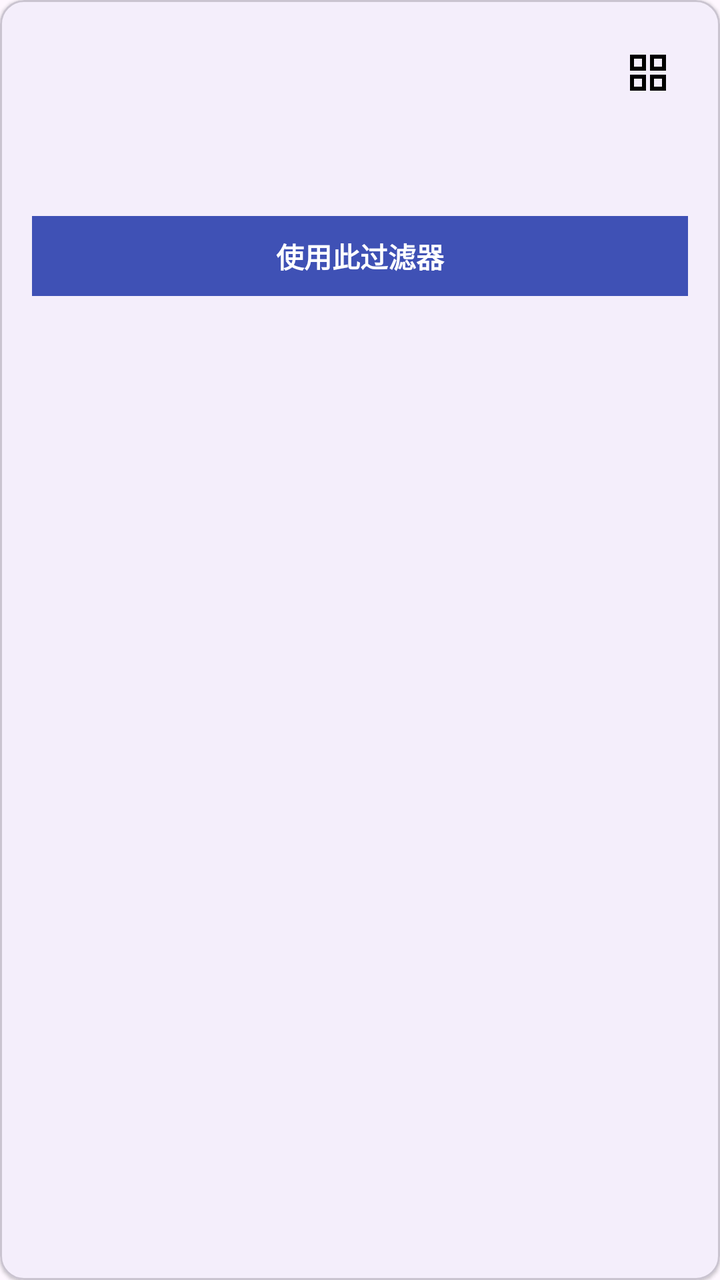
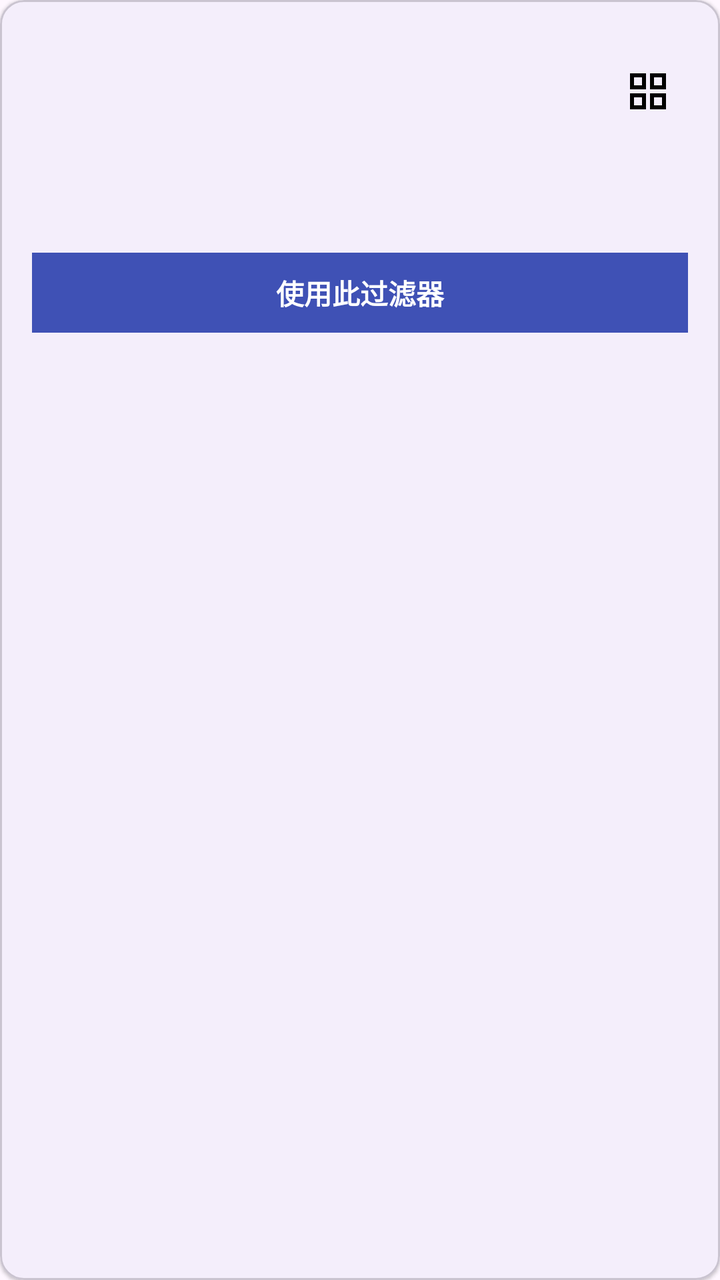

Two renders of the same Android screen: before a commit and after it. Below are the layout's source before the change and the commit's diff.
<!-- AndroidManifest.xml: application theme Theme.DerpiViewer -->
<!-- res/layout/item_filter.xml -->
<?xml version="1.0" encoding="utf-8"?>
<com.google.android.material.card.MaterialCardView xmlns:android="http://schemas.android.com/apk/res/android" xmlns:app="http://schemas.android.com/apk/res-auto" android:layout_width="match_parent" android:layout_height="wrap_content" android:layout_marginHorizontal="16dp" android:layout_marginBottom="8dp" app:cardCornerRadius="12dp" app:cardElevation="1dp">
    <LinearLayout android:layout_width="match_parent" android:layout_height="wrap_content" android:orientation="vertical" android:padding="16dp">
        <LinearLayout android:layout_width="match_parent" android:layout_height="wrap_content" android:gravity="center_vertical">
            <LinearLayout android:layout_width="0dp" android:layout_height="wrap_content" android:layout_weight="1" android:orientation="vertical">
                <TextView android:id="@+id/filter_name" android:layout_width="match_parent" android:layout_height="wrap_content" android:textSize="16sp" android:textStyle="bold" android:textColor="?attr/colorOnSurface" />
                <TextView android:id="@+id/filter_owner" android:layout_width="match_parent" android:layout_height="wrap_content" android:layout_marginTop="3dp" android:textSize="12sp" android:textColor="?attr/colorOnSurfaceVariant" />
            </LinearLayout>
            <ImageButton android:id="@+id/filter_more" android:layout_width="40dp" android:layout_height="40dp" android:background="?attr/selectableItemBackgroundBorderless" android:src="@drawable/ic_grid" android:contentDescription="更多操作" />
        </LinearLayout>
        <LinearLayout android:id="@+id/filter_chips" android:layout_width="match_parent" android:layout_height="wrap_content" android:layout_marginTop="10dp" android:orientation="horizontal" />
        <TextView android:id="@+id/filter_description" android:layout_width="match_parent" android:layout_height="wrap_content" android:layout_marginTop="10dp" android:textSize="14sp" android:textStyle="italic" android:textColor="?attr/colorOnSurfaceVariant" />
        <TextView android:id="@+id/filter_use" android:layout_width="match_parent" android:layout_height="40dp" android:layout_marginTop="12dp" android:gravity="center" android:text="使用此过滤器" android:textStyle="bold" android:textColor="@android:color/white" android:background="?attr/colorPrimary" android:clickable="true" android:focusable="true" />
    </LinearLayout>
</com.google.android.material.card.MaterialCardView>
<!-- resources referenced by this layout -->
<resources>
  <!-- drawable ic_grid (drawable) -->
  <vector xmlns:android="http://schemas.android.com/apk/res/android" android:height="24dp" android:tint="#000000" android:viewportHeight="24" android:viewportWidth="24" android:width="24dp">
        
      <path android:fillColor="@android:color/white" android:fillType="evenOdd" android:pathData="M3,3v8h8L11,3L3,3zM9,9L5,9L5,5h4v4zM3,13v8h8v-8L3,13zM9,19L5,19v-4h4v4zM13,3v8h8L21,3h-8zM19,9h-4L15,5h4v4zM13,13v8h8v-8h-8zM19,19h-4v-4h4v4z"/>
      
  </vector>
  <style name="Theme.DerpiViewer" parent="Theme.Material3.DayNight.NoActionBar">
          
          <item name="colorPrimary">@color/colorPrimary</item>
          <item name="colorPrimaryDark">@color/colorPrimaryDark</item>
          <item name="colorAccent">@color/colorAccent</item>
          
          <item name="android:statusBarColor">@color/colorPrimaryDark</item>
      </style>
  <color name="colorPrimary">#3F51B5</color>
  <color name="colorPrimaryDark">#303F9F</color>
  <color name="colorAccent">#FF4081</color>
</resources>

<!-- the commit's change to res/layout/item_filter.xml (unified diff, before → after) -->
@@ -4,6 +4,7 @@
         <LinearLayout android:layout_width="match_parent" android:layout_height="wrap_content" android:gravity="center_vertical">
             <LinearLayout android:layout_width="0dp" android:layout_height="wrap_content" android:layout_weight="1" android:orientation="vertical">
                 <TextView android:id="@+id/filter_name" android:layout_width="match_parent" android:layout_height="wrap_content" android:textSize="16sp" android:textStyle="bold" android:textColor="?attr/colorOnSurface" />
+                <TextView android:id="@+id/filter_id" android:layout_width="match_parent" android:layout_height="wrap_content" android:layout_marginTop="2dp" android:textSize="12sp" android:textColor="?attr/colorOnSurfaceVariant" />
                 <TextView android:id="@+id/filter_owner" android:layout_width="match_parent" android:layout_height="wrap_content" android:layout_marginTop="3dp" android:textSize="12sp" android:textColor="?attr/colorOnSurfaceVariant" />
             </LinearLayout>
             <ImageButton android:id="@+id/filter_more" android:layout_width="40dp" android:layout_height="40dp" android:background="?attr/selectableItemBackgroundBorderless" android:src="@drawable/ic_grid" android:contentDescription="更多操作" />
<!-- resource entries referenced after the edit -->
@@ -2,9 +2,9 @@
 <resources>
   <!-- drawable ic_grid (drawable) -->
   <vector xmlns:android="http://schemas.android.com/apk/res/android" android:height="24dp" android:tint="#000000" android:viewportHeight="24" android:viewportWidth="24" android:width="24dp">
-        
+  
       <path android:fillColor="@android:color/white" android:fillType="evenOdd" android:pathData="M3,3v8h8L11,3L3,3zM9,9L5,9L5,5h4v4zM3,13v8h8v-8L3,13zM9,19L5,19v-4h4v4zM13,3v8h8L21,3h-8zM19,9h-4L15,5h4v4zM13,13v8h8v-8h-8zM19,19h-4v-4h4v4z"/>
-      
+  
   </vector>
   <style name="Theme.DerpiViewer" parent="Theme.Material3.DayNight.NoActionBar">
           
